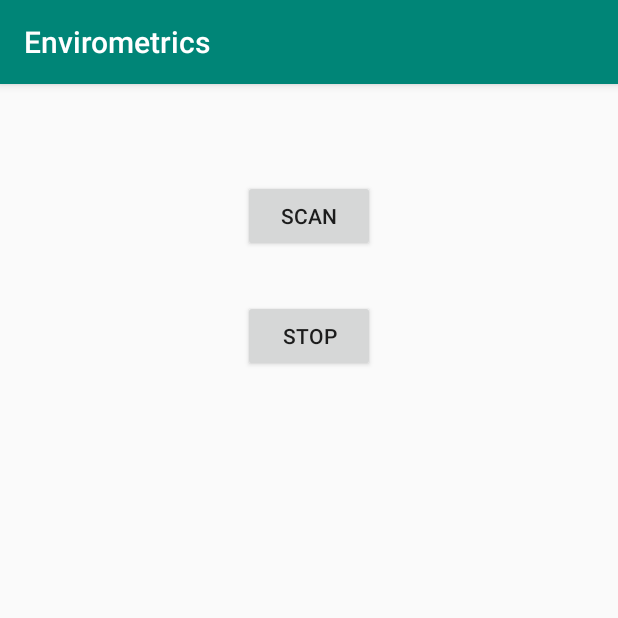
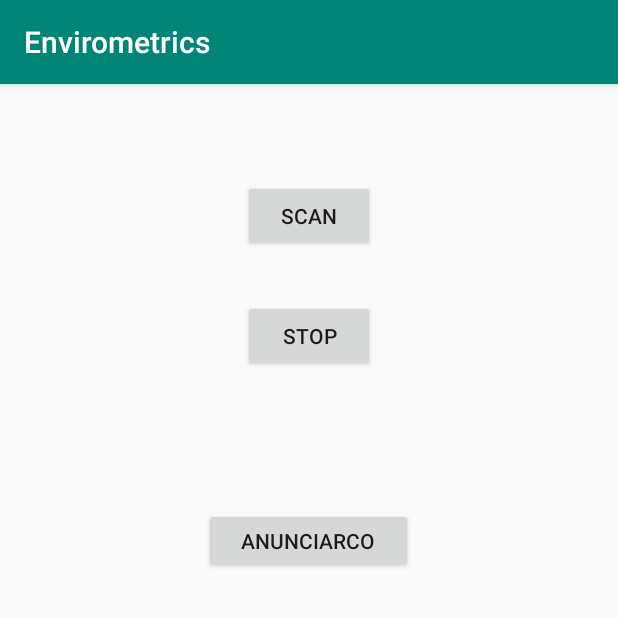
Before and after one commit to joacaar/Proyecto-Biometria-3A-Repuesto, an Android app: the screen it shows after launch (MainActivity), on a phone screen of 412 x 824 dp, the top half of it. Run offline under Robolectric (Android 15) with nearby library versions, the phone set to English and light mode, and no system bars; our stand-ins replace Volley.

Commit message:
LogicaFake y PeticionarioREST
LogicaFake y PeticionarioREST hechos en la app

```diff
--- a/App/Envirometrics/app/build.gradle
+++ b/App/Envirometrics/app/build.gradle
@@ -24,6 +24,7 @@ dependencies {
     implementation 'androidx.appcompat:appcompat:1.0.2'
     implementation 'androidx.constraintlayout:constraintlayout:1.1.3'
     testImplementation 'junit:junit:4.12'
+    implementation 'com.android.volley:volley:1.1.1'
     androidTestImplementation 'androidx.test:runner:1.1.1'
     androidTestImplementation 'androidx.test.espresso:espresso-core:3.1.1'
 }
--- a/App/Envirometrics/app/src/main/AndroidManifest.xml
+++ b/App/Envirometrics/app/src/main/AndroidManifest.xml
@@ -2,10 +2,12 @@
 <manifest xmlns:android="http://schemas.android.com/apk/res/android"
     package="com.example.envirometrics">
 
-    <uses-permission android:name="android.permission.ACCESS_COARSE_LOCATION"/>
-    <uses-permission android:name="android.permission.ACCESS_FINE_LOCATION"/>
+    <uses-permission android:name="android.permission.ACCESS_COARSE_LOCATION" />
+    <uses-permission android:name="android.permission.ACCESS_FINE_LOCATION" />
     <uses-permission android:name="android.permission.BLUETOOTH" />
     <uses-permission android:name="android.permission.BLUETOOTH_ADMIN" />
+    <uses-permission android:name="android.permission.INTERNET" />
+
     <uses-feature android:name="android.hardware.bluetooth_le" android:required="true"/>
 
     <application
--- /dev/null
+++ b/App/Envirometrics/app/src/main/java/com/example/envirometrics/LogicaFake.java
@@ -0,0 +1,37 @@
+package com.example.envirometrics;
+
+import android.content.Context;
+
+import org.json.JSONObject;
+
+import java.util.HashMap;
+import java.util.Map;
+
+public class LogicaFake {
+
+    private PeticionarioREST elPeticionario;
+    String laUrlDelServidor = "http://10.236.32.146:8080/";
+
+    LogicaFake(Context elContexto){
+
+    elPeticionario = new PeticionarioREST(laUrlDelServidor, elContexto);
+
+    }
+
+    void anunciarCO( int medidaCO, String hora, String fecha ){
+
+        Map<String, String> params = new HashMap<String, String>();
+        params.put("medidaCO", String.valueOf(medidaCO));
+        params.put("hora", hora);
+        params.put("fecha", fecha);
+
+        JSONObject eljson = new JSONObject(params);
+        elPeticionario.postJSONHTTP("insertarMedicion", eljson);
+
+    }
+
+    void anunciarCOClickBoton(int medidaCO, String hora, String fecha){
+        this.anunciarCO(medidaCO, hora, fecha);
+    }
+
+}
--- a/App/Envirometrics/app/src/main/java/com/example/envirometrics/MainActivity.java
+++ b/App/Envirometrics/app/src/main/java/com/example/envirometrics/MainActivity.java
@@ -16,6 +16,7 @@ public class MainActivity extends AppCompatActivity {
 
     public static int REQUEST_BLUETOOTH = 1;
 
+    public LogicaFake laLogicaFake;
     public BleDeviceScan myScan;
     private BluetoothAdapter bluetoothAdapter;
 
@@ -24,18 +25,19 @@ public class MainActivity extends AppCompatActivity {
         super.onCreate(savedInstanceState);
         setContentView(R.layout.activity_main);
 
-        pedirPermisoGPS();
+        /*pedirPermisoGPS();
 
         Log.e("--- DEBUG BT ---", "Inicio del programa");
 
         //Inicializamos el escaner
         myScan = new BleDeviceScan(this);
-        myScan.borrar = 3;
+        myScan.borrar = 3;*/
+        laLogicaFake = new LogicaFake( this );
 
         Log.e("--- DEBUG BT ---", "Inicializamos myScan");
 
         // Comprobamos que el dispositivo tenga el BT On.
-        if(myScan.checkBleOn() != null) {
+/*        if(myScan.checkBleOn() != null) {
             startActivityForResult(myScan.checkBleOn(), REQUEST_BLUETOOTH);
         }
 
@@ -57,6 +59,13 @@ public class MainActivity extends AppCompatActivity {
             public void onClick(View v) {
                 Log.d("---BT---", "Boton de stop pulsado");
                 myScan.stopScan();
+            }
+        });
+*/
+        Button anunciarCo = findViewById(R.id.anunciarCO);
+        anunciarCo.setOnClickListener(new View.OnClickListener() {
+            public void onClick(View v) {
+                anunciarCO();
             }
         });
     }
@@ -82,4 +91,10 @@ public class MainActivity extends AppCompatActivity {
             }
         }
     }
+
+    public void anunciarCO(){
+
+        laLogicaFake.anunciarCOClickBoton( 8, "11:38", "10:10:2019");
+
+    }
 }
--- /dev/null
+++ b/App/Envirometrics/app/src/main/java/com/example/envirometrics/PeticionarioREST.java
@@ -0,0 +1,62 @@
+package com.example.envirometrics;
+
+import android.content.Context;
+import android.util.Log;
+
+import com.android.volley.Request;
+import com.android.volley.RequestQueue;
+import com.android.volley.Response;
+import com.android.volley.VolleyError;
+import com.android.volley.toolbox.JsonObjectRequest;
+import com.android.volley.toolbox.Volley;
+
+import org.json.JSONObject;
+
+public class PeticionarioREST {
+
+    //---------------------------------------------------------------------------------
+    //variables PRIVADAS
+    //---------------------------------------------------------------------------------
+    private String url;
+    private RequestQueue queue;
+
+
+    //---------------------------------------------------------------------------------
+    // Le pasamos la url del servidor que queramos conectarnos y un contexto ( MainActivity por ejemplo )
+    // Texto, Context --> PeticionarioREST() --> (modifica los parámetros de dentro de la clase)
+    //---------------------------------------------------------------------------------
+    PeticionarioREST(String laUrl, Context context ){
+
+        this.url = laUrl;
+        queue = Volley.newRequestQueue( context );
+
+    }
+
+    //---------------------------------------------------------------------------------
+    // Con este método podremos enviar un JSON por medio del protocolo HTTP al servidor
+    // Texto, JSONObject --> postJSONHTTP()
+    //---------------------------------------------------------------------------------
+    public void postJSONHTTP(String paramsUrl, JSONObject elJson){
+        JsonObjectRequest jsonObjRequest = new JsonObjectRequest
+                (Request.Method.POST, url + paramsUrl, elJson, new Response.Listener<JSONObject>()
+                {
+                    @Override
+                    public void onResponse(JSONObject response)
+                    {
+                        Log.d("Respuesta", response.toString());
+                    }
+                },
+                        new Response.ErrorListener()
+                        {
+                            @Override
+                            public void onErrorResponse(VolleyError error)
+                            {
+                                Log.d("Error al conectar con servidor", error.toString());
+                            }
+                        });
+
+        // Add the request to the RequestQueue.
+        queue.add(jsonObjRequest);
+    }
+
+}
--- a/App/Envirometrics/app/src/main/res/layout/activity_main.xml
+++ b/App/Envirometrics/app/src/main/res/layout/activity_main.xml
@@ -35,4 +35,16 @@
         app:layout_constraintEnd_toEndOf="parent"
         app:layout_constraintStart_toStartOf="parent"
         app:layout_constraintTop_toBottomOf="@+id/scan" />
+
+    <Button
+        android:id="@+id/anunciarCO"
+        android:layout_width="139dp"
+        android:layout_height="43dp"
+        android:text="anunciarCO"
+        app:layout_constraintBottom_toBottomOf="parent"
+        app:layout_constraintEnd_toEndOf="parent"
+        app:layout_constraintHorizontal_bias="0.498"
+        app:layout_constraintStart_toStartOf="parent"
+        app:layout_constraintTop_toBottomOf="@+id/stop"
+        app:layout_constraintVertical_bias="0.17" />
 </androidx.constraintlayout.widget.ConstraintLayout>
```
Also changed, not shown: 1 other file.
